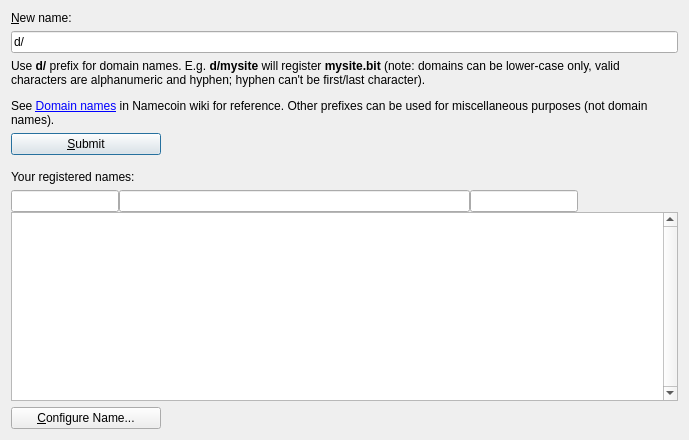
Above: src/qt/forms/managenamespage.ui from namecoin/namecoin-legacy before the change. Below: the same form after it.
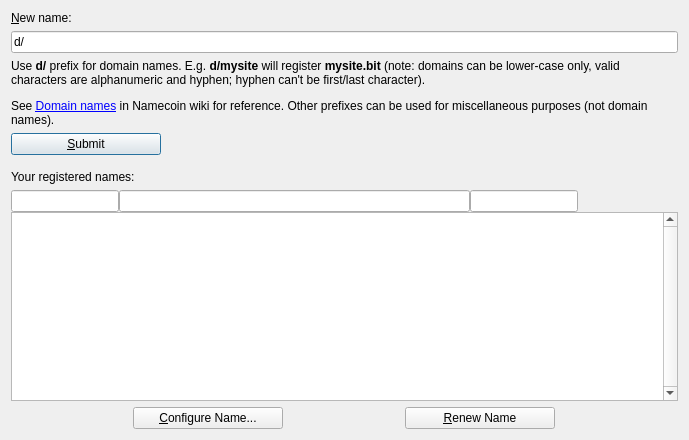
That is the form after the change. Icons and pictures are not drawn. Custom widgets are drawn as their Qt base class.

Commit message:
Add UI for name renewal.
Add "renew name" as context menu option and with a new button on the
"manage names" page.  It shows a message dialog question, but doesn't
yet renew the name.

Patch:
```diff
--- a/src/qt/forms/managenamespage.ui
+++ b/src/qt/forms/managenamespage.ui
@@ -242,6 +242,11 @@
       </layout>
      </item>
      <item>
+      <layout class="QHBoxLayout" name="horizontalLayout_3">
+       <property name="spacing">
+        <number>0</number>
+       </property>
+       <item>
       <widget class="QPushButton" name="configureNameButton">
        <property name="sizePolicy">
         <sizepolicy hsizetype="Fixed" vsizetype="Fixed">
@@ -265,6 +270,33 @@
         <bool>false</bool>
        </property>
       </widget>
+       </item>
+       <item>
+        <widget class="QPushButton" name="renewNameButton">
+         <property name="sizePolicy">
+          <sizepolicy hsizetype="Fixed" vsizetype="Fixed">
+           <horstretch>0</horstretch>
+           <verstretch>0</verstretch>
+          </sizepolicy>
+         </property>
+         <property name="minimumSize">
+          <size>
+           <width>150</width>
+           <height>0</height>
+          </size>
+         </property>
+         <property name="toolTip">
+          <string>Renew the name with its current value</string>
+         </property>
+         <property name="text">
+          <string>&amp;Renew Name</string>
+         </property>
+         <property name="default">
+          <bool>false</bool>
+         </property>
+        </widget>
+       </item>
+      </layout>
      </item>
     </layout>
    </item>
```
Lines whose indentation alone changed are shown as unchanged. The commit also changes 2 other files.
